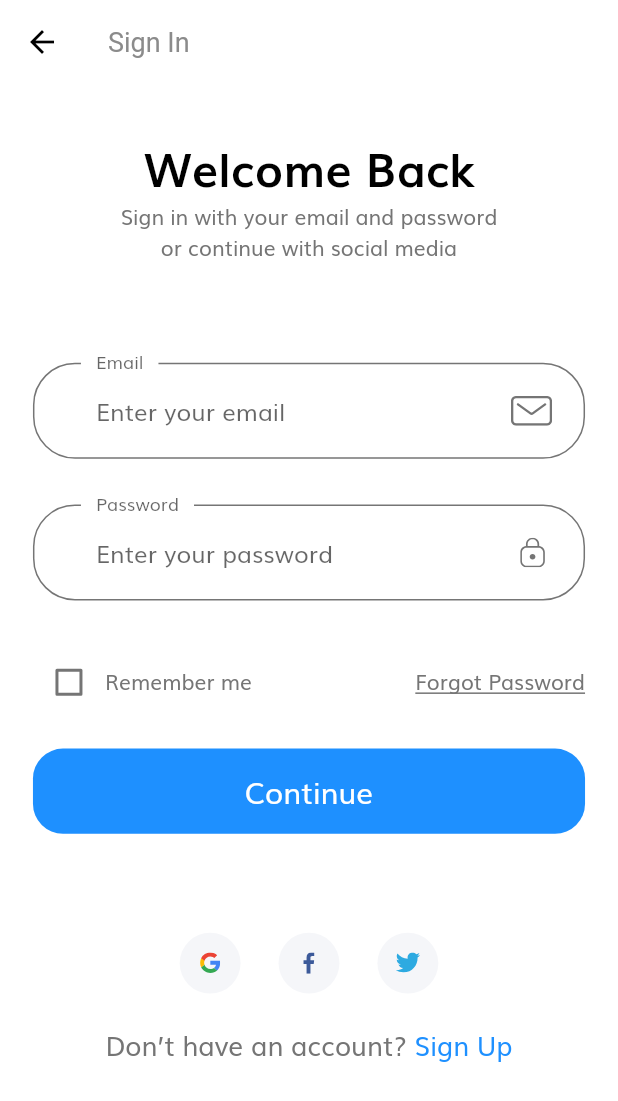
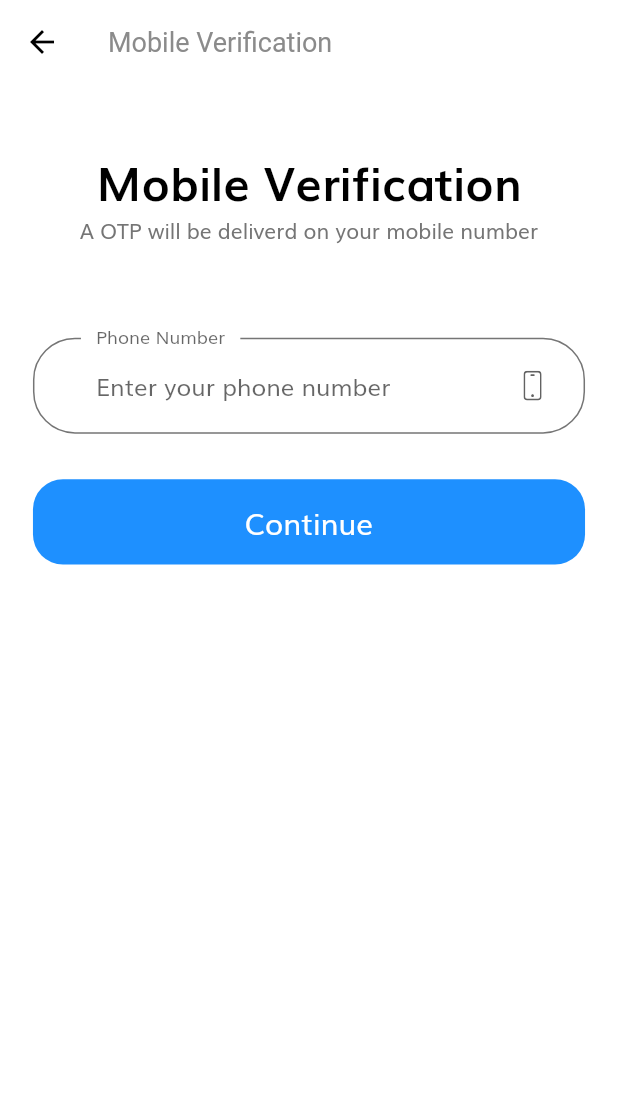
Before and after one commit to pantez/Zipu-Logistics-App, a Flutter app: the screen it shows after launch, after a tap on "Continue", on a phone screen of 412 x 824 dp. Shown: the top 1101 px of the screen. Run offline on Flutter 3.47's test engine with Material 2 defaults, Android fonts, the light colour scheme and no system bars; our stand-ins replace flutter_svg.

Commit message:
update 4.0

```diff
--- a/lib/routes.dart
+++ b/lib/routes.dart
@@ -1,6 +1,8 @@
+
 import 'package:flutter/widgets.dart';
 import 'package:login/screens/forgot_password/forgot_password_screen.dart';
 import 'package:login/screens/login_success/login_success_screen.dart';
+import 'package:login/screens/mobile/mobile_screen.dart';
 import 'package:login/screens/otp/otp_screen.dart';
 import 'package:login/screens/sign_in/sign_in_screen.dart';
 import 'package:login/screens/splash/splash_screen.dart';
@@ -15,6 +17,6 @@ final Map<String, WidgetBuilder> routes = {
   ForgotPasswordScreen.routeName: (context) => ForgotPasswordScreen(),
   LoginSuccessScreen.routeName: (context) => LoginSuccessScreen(),
   SignUpScreen.routeName: (context) => SignUpScreen(),
-
-  OtpScreen.routeName: (context) => OtpScreen(),
+  MobileScreen.routeName: (context) =>MobileScreen(),
+ OtpScreen.routeName: (context) => OtpScreen(),
   };
--- /dev/null
+++ b/lib/screens/mobile/components/body.dart
@@ -0,0 +1,35 @@
+import 'package:flutter/material.dart';
+import 'package:login/constants.dart';
+import 'package:login/size_config.dart';
+
+import 'mobile_form.dart';
+
+class Body extends StatelessWidget {
+  @override
+  Widget build(BuildContext context) {
+    return SizedBox(
+      width: double.infinity,
+      child: Padding(
+        padding:
+            EdgeInsets.symmetric(horizontal: getProportionateScreenWidth(20)),
+        child: SingleChildScrollView(
+          child: Column(
+            children: [
+              SizedBox(height: SizeConfig.screenHeight * 0.05),
+              Text(
+                "Mobile Verification",
+                style: headingStyle,
+              ),
+              Text("A OTP will be deliverd on your mobile number"),
+              MobileForm(),
+              SizedBox(height: SizeConfig.screenHeight * 0.1),
+
+
+            ],
+          ),
+        ),
+      ),
+    );
+  }
+
+}
--- /dev/null
+++ b/lib/screens/mobile/components/mobile_form.dart
@@ -0,0 +1,95 @@
+import 'package:flutter/material.dart';
+import 'package:login/components/default_button.dart';
+import 'package:login/screens/otp/otp_screen.dart';
+import 'package:login/size_config.dart';
+import 'package:login/components/custom_surfix_icon.dart';
+import 'package:login/components/form_error.dart';
+
+
+import '../../../constants.dart';
+
+class MobileForm extends StatefulWidget {
+  @override
+  _MobileFormState createState() => _MobileFormState();
+}
+
+class _MobileFormState extends State<MobileForm> {
+  final _formKey = GlobalKey<FormState>();
+  String mobile;
+    String phoneNumber;
+
+
+  bool remember = false;
+  final List<String> errors = [];
+
+  void addError({String error}) {
+    if (!errors.contains(error))
+      setState(() {
+        errors.add(error);
+      });
+  }
+
+  void removeError({String error}) {
+    if (errors.contains(error))
+      setState(() {
+        errors.remove(error);
+      });
+  }
+
+  @override
+  Widget build(BuildContext context) {
+    return Form(
+      key: _formKey,
+      child: Column(
+        children: [
+
+          SizedBox(height: getProportionateScreenHeight(60)),
+          FormError(errors: errors),
+          buildPhoneNumberFormField(),
+          SizedBox(height: getProportionateScreenHeight(30)),
+          DefaultButton(
+            text: "Continue",
+            press: () {
+              if (_formKey.currentState.validate()) {
+                _formKey.currentState.save();
+                // if all are valid then go to success screen
+                Navigator.pushNamed(context, OtpScreen.routeName);
+              }
+            },
+          ),
+        ],
+      ),
+    );
+  }
+
+
+
+
+TextFormField buildPhoneNumberFormField() {
+    return TextFormField(
+      keyboardType: TextInputType.phone,
+      onSaved: (newValue) => phoneNumber = newValue,
+      onChanged: (value) {
+        if (value.isNotEmpty) {
+          removeError(error: kPhoneNumberNullError);
+        }
+        return null;
+      },
+      validator: (value) {
+        if (value.isEmpty) {
+          addError(error: kPhoneNumberNullError);
+          return "";
+        }
+        return null;
+      },
+      decoration: InputDecoration(
+        labelText: "Phone Number",
+        hintText: "Enter your phone number",
+        // If  you are using latest version of flutter then lable text and hint text shown like this
+        // if you r using flutter less then 1.20.* then maybe this is not working properly
+        floatingLabelBehavior: FloatingLabelBehavior.always,
+        suffixIcon: CustomSurffixIcon(svgIcon: "assets/icons/Phone.svg"),
+      ),
+    );
+  }
+}
--- /dev/null
+++ b/lib/screens/mobile/mobile_screen.dart
@@ -0,0 +1,18 @@
+import 'package:flutter/material.dart';
+import 'package:login/size_config.dart';
+
+import 'components/body.dart';
+
+class MobileScreen extends StatelessWidget {
+  static String routeName = "/mobile";
+  @override
+  Widget build(BuildContext context) {
+    SizeConfig().init(context);
+    return Scaffold(
+      appBar: AppBar(
+        title: Text("Mobile Verification"),
+      ),
+      body: Body(),
+    );
+  }
+}
--- a/lib/screens/splash/components/body.dart
+++ b/lib/screens/splash/components/body.dart
@@ -1,5 +1,6 @@
 import 'package:flutter/material.dart';
 import 'package:login/constants.dart';
+import 'package:login/screens/mobile/mobile_screen.dart';
 import 'package:login/screens/sign_in/sign_in_screen.dart';
 import 'package:login/size_config.dart';
 
@@ -70,7 +71,7 @@ class _BodyState extends State<Body> {
                     DefaultButton(
                       text: "Continue",
                       press: () {
-                        Navigator.pushNamed(context, SignInScreen.routeName);
+                        Navigator.pushNamed(context, MobileScreen.routeName);
                       },
                     ),
                     Spacer(),
```
